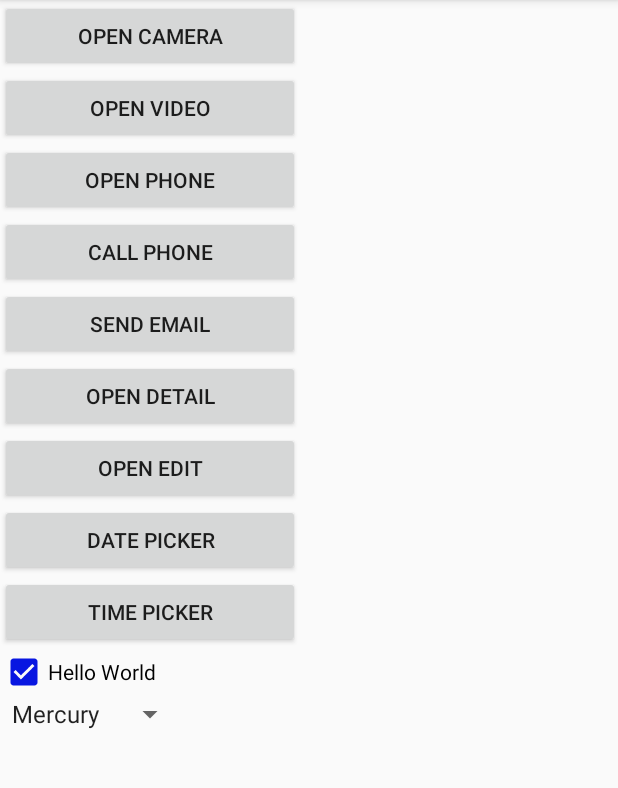
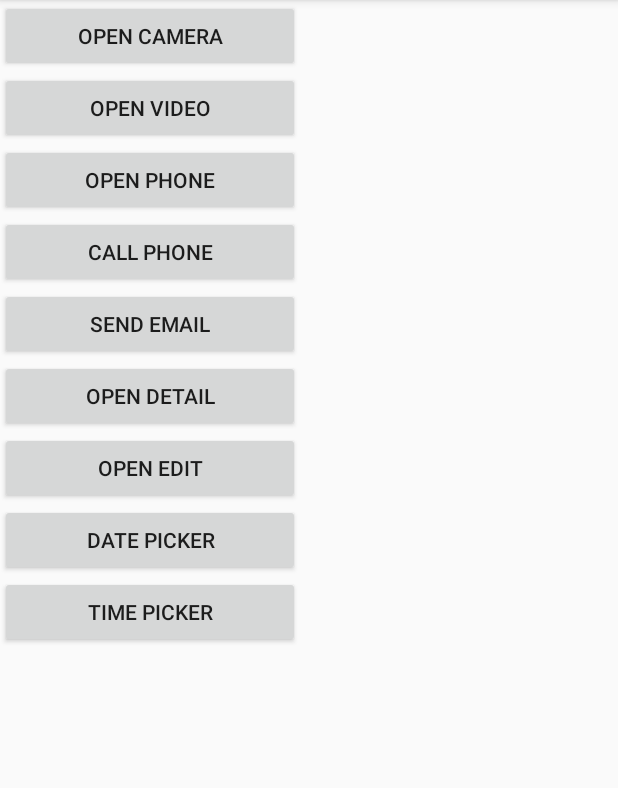
Before and after one commit to nongdenchet/Intent-Basic, an Android app: the screen it shows after launch (MainActivity), on a phone screen of 412 x 824 dp, the part 84-872 px from its top. Run offline under Robolectric (Android 15) with nearby library versions, the phone set to English and light mode, and no system bars; libraries missing offline, so code that uses them is left out: com.wdullaer.materialdatetimepicker.

Commit message:
remove unused stuffs

```diff
--- a/app/src/main/res/layout/activity_main.xml
+++ b/app/src/main/res/layout/activity_main.xml
@@ -58,19 +58,4 @@
         android:layout_height="wrap_content"
         android:onClick="openTimePicker"
         android:text="Time Picker" />
-
-    <android.support.v7.widget.AppCompatCheckBox
-        android:id="@+id/ckHello"
-        android:layout_width="match_parent"
-        android:layout_height="wrap_content"
-        android:checked="true"
-        android:text="Hello World"
-        android:theme="@style/CheckBox" />
-
-    <android.support.v7.widget.AppCompatSpinner
-        android:layout_width="wrap_content"
-        android:layout_height="wrap_content"
-        android:entries="@array/planets_array"
-        android:prompt="@string/prompt"
-        android:spinnerMode="dropdown" />
 </LinearLayout>
```
